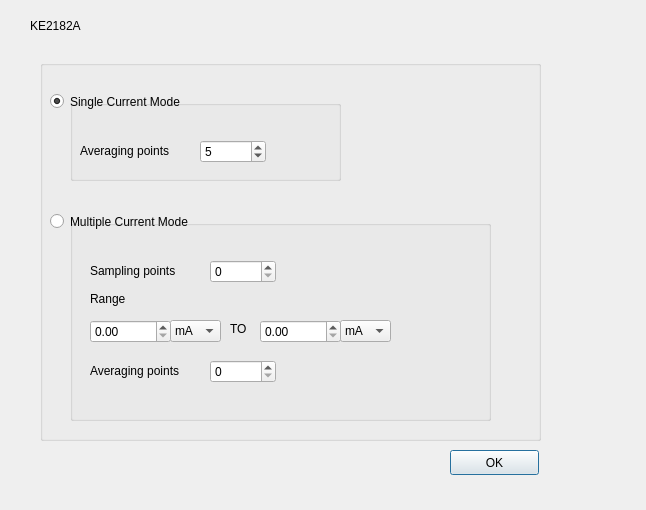
First picture: the form in Control VI/ke2182a.ui, repository rohitranjan017/Interfacing-and-Data-Acquisition-from-Scientific-Instruments, before the edit.
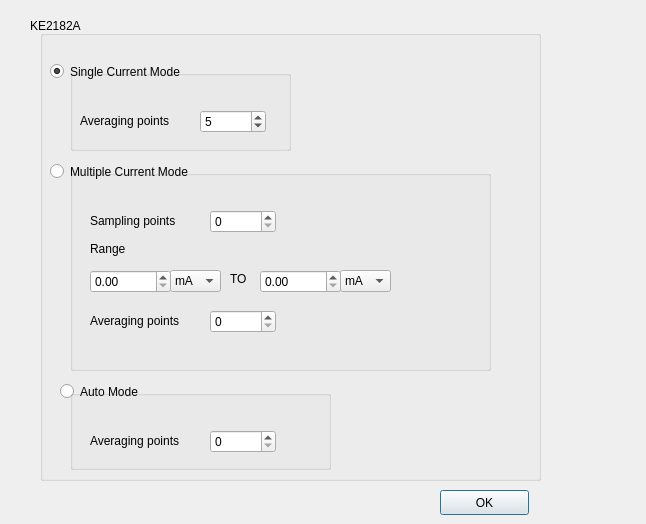
Second picture: the form after the edit.

What changed in the file:
```diff
--- a/Control VI/ke2182a.ui
+++ b/Control VI/ke2182a.ui
@@ -7,7 +7,7 @@
     <x>0</x>
     <y>0</y>
     <width>646</width>
-    <height>510</height>
+    <height>524</height>
    </rect>
   </property>
   <property name="windowTitle">
@@ -32,8 +32,8 @@
   <widget class="QPushButton" name="ok">
    <property name="geometry">
     <rect>
-     <x>450</x>
-     <y>450</y>
+     <x>440</x>
+     <y>490</y>
      <width>89</width>
      <height>25</height>
     </rect>
@@ -46,9 +46,9 @@
    <property name="geometry">
     <rect>
      <x>40</x>
-     <y>60</y>
+     <y>30</y>
      <width>501</width>
-     <height>381</height>
+     <height>451</height>
     </rect>
    </property>
    <property name="title">
@@ -74,7 +74,7 @@
     <property name="geometry">
      <rect>
       <x>10</x>
-      <y>150</y>
+      <y>130</y>
       <width>181</width>
       <height>23</height>
      </rect>
@@ -88,7 +88,7 @@
      <rect>
       <x>30</x>
       <y>40</y>
-      <width>271</width>
+      <width>221</width>
       <height>81</height>
      </rect>
     </property>
@@ -129,7 +129,7 @@
     <property name="geometry">
      <rect>
       <x>30</x>
-      <y>160</y>
+      <y>140</y>
       <width>421</width>
       <height>201</height>
      </rect>
@@ -292,6 +292,58 @@
      </item>
     </widget>
    </widget>
+   <widget class="QRadioButton" name="radioButton_3">
+    <property name="geometry">
+     <rect>
+      <x>20</x>
+      <y>350</y>
+      <width>181</width>
+      <height>23</height>
+     </rect>
+    </property>
+    <property name="text">
+     <string>Auto Mode</string>
+    </property>
+   </widget>
+   <widget class="QGroupBox" name="groupBox_4">
+    <property name="geometry">
+     <rect>
+      <x>30</x>
+      <y>360</y>
+      <width>261</width>
+      <height>80</height>
+     </rect>
+    </property>
+    <property name="title">
+     <string/>
+    </property>
+    <widget class="QDoubleSpinBox" name="NoofPoints_7">
+     <property name="geometry">
+      <rect>
+       <x>140</x>
+       <y>40</y>
+       <width>66</width>
+       <height>23</height>
+      </rect>
+     </property>
+     <property name="decimals">
+      <number>0</number>
+     </property>
+    </widget>
+    <widget class="QLabel" name="label_12">
+     <property name="geometry">
+      <rect>
+       <x>20</x>
+       <y>40</y>
+       <width>121</width>
+       <height>21</height>
+      </rect>
+     </property>
+     <property name="text">
+      <string>Averaging points</string>
+     </property>
+    </widget>
+   </widget>
   </widget>
  </widget>
  <resources/>
```
